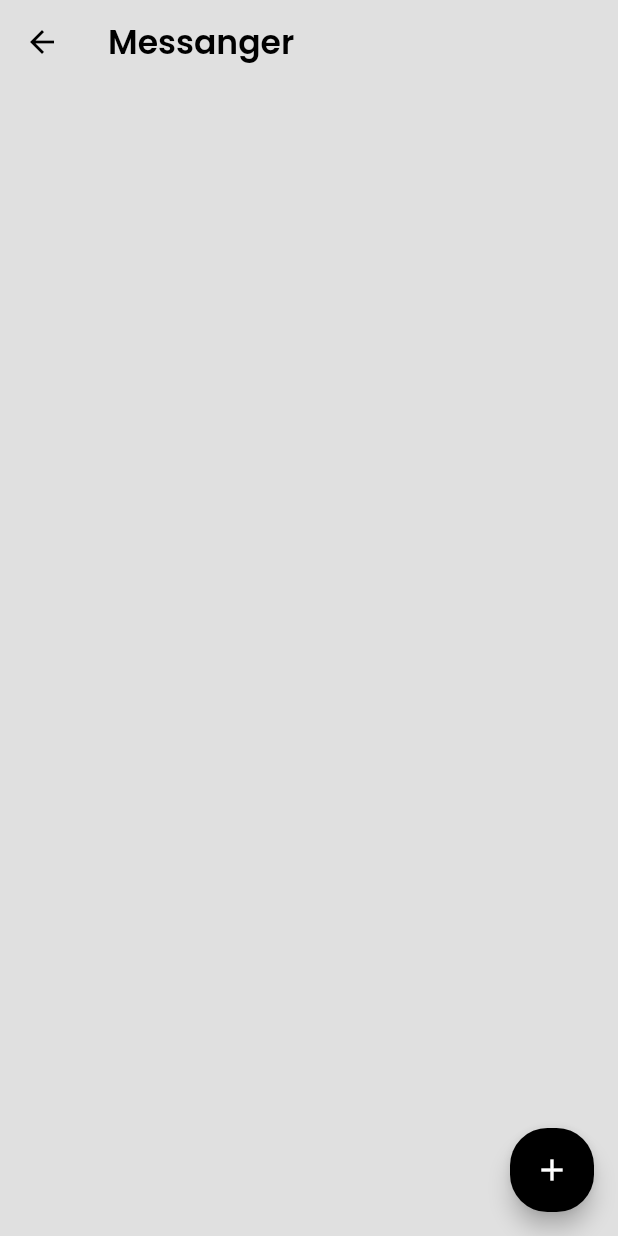
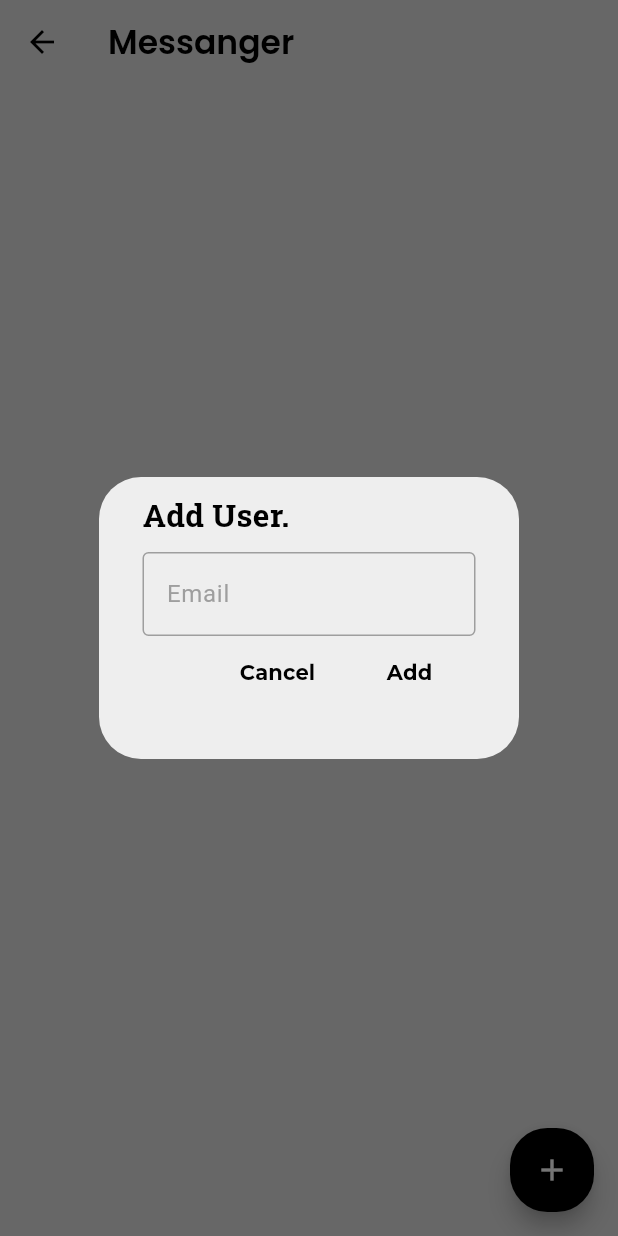
Before and after one commit to vedantvisoliya/Flutter-Messanger-App, a Flutter app: the MessangerPage screen opened directly, after a tap on the "add" icon, on a phone screen of 412 x 824 dp. Run offline on Flutter 3.47's test engine with Material 3 defaults, Android fonts, the phone set to English and light mode, and no system bars; our stand-ins replace cloud_firestore, firebase_auth, firebase_core, google_fonts, google_nav_bar, google_sign_in; accounts and stored records are empty; generated files the repository leaves out were written again.

Commit message:
created chat service methods and fixed some other issues

```diff
--- /dev/null
+++ b/lib/components/my_dialog_box.dart
@@ -0,0 +1,87 @@
+import 'package:flutter/material.dart';
+import 'package:google_fonts/google_fonts.dart';
+import 'package:message_app/components/my_text_field.dart';
+import 'package:message_app/services/auth/auth_services.dart';
+import 'package:message_app/services/chat/chat_service.dart';
+
+class MyDialogBox extends StatelessWidget {
+  MyDialogBox({super.key});
+
+  final TextEditingController emailController = TextEditingController();
+
+  void addUser(BuildContext context, String email) async {
+    // ignore: no_leading_underscores_for_local_identifiers
+    final ChatService _chatService = ChatService();
+    // ignore: no_leading_underscores_for_local_identifiers
+    final AuthServices _authService = AuthServices();
+
+    try{
+      await _chatService.addUserToPeopleByEmail(email);
+      // ignore: use_build_context_synchronously
+      Navigator.pop(context);
+    } catch (e) {
+      // ignore: use_build_context_synchronously
+      Navigator.pop(context);
+      // ignore: use_build_context_synchronously
+      _authService.errorDialog(context, e.toString());
+    }
+  }
+
+  @override
+  Widget build(BuildContext context) {
+    return AlertDialog(
+    backgroundColor: Theme.of(context).colorScheme.secondary,
+      actions: [
+        Padding(
+          padding: const EdgeInsets.symmetric(horizontal: 5.0, vertical: 10.0),
+          child: Column(
+            mainAxisAlignment: MainAxisAlignment.spaceEvenly,
+            crossAxisAlignment: CrossAxisAlignment.start,
+            children: [
+              Text(
+                "Add User.",
+                style: GoogleFonts.robotoSlab(
+                  fontSize: 21,
+                  fontWeight: FontWeight.bold,
+                ),
+              ),
+
+              const SizedBox(height: 10.0,),
+
+              MyTextField(
+                controller: emailController,
+                hintText: "Email",
+                keyboardType: TextInputType.emailAddress,
+              ),
+              Row(
+                mainAxisAlignment: MainAxisAlignment.end,
+                children: [
+                  MaterialButton(
+                    onPressed: () => Navigator.pop(context),
+                    child: Text(
+                      "Cancel",
+                      style: GoogleFonts.montserrat(
+                        color: Theme.of(context).colorScheme.inversePrimary,
+                        fontWeight: FontWeight.bold,
+                      ),
+                    ),
+                  ),
+                  MaterialButton(
+                    onPressed: () => addUser(context, emailController.text),
+                    child: Text(
+                      "Add",
+                      style: GoogleFonts.montserrat(
+                        color: Theme.of(context).colorScheme.inversePrimary,
+                        fontWeight: FontWeight.bold,
+                      ),
+                    ),
+                  ),
+                ],
+              )
+            ],
+          ),
+        ),
+      ],
+    );
+  }
+}
--- /dev/null
+++ b/lib/models/message.dart
@@ -0,0 +1,27 @@
+import 'package:cloud_firestore/cloud_firestore.dart';
+
+class Message {
+  final String senderId;
+  final String senderName;
+  final String receiverId;
+  final String message;
+  final Timestamp timestamp;
+
+  Message({
+    required this.senderId,
+    required this.senderName,
+    required this.receiverId,
+    required this.message,
+    required this.timestamp,
+  });
+
+  Map<String, dynamic> toMap() {
+    return {
+      'senderId': senderId,
+      'senderName': senderName,
+      'receiverId': receiverId,
+      'message': message,
+      'timestamp': timestamp,
+    };
+  }
+}
--- a/lib/pages/get_started_page.dart
+++ b/lib/pages/get_started_page.dart
@@ -1,7 +1,6 @@
 import 'package:flutter/material.dart';
 import 'package:message_app/components/my_button.dart';
 import 'package:message_app/services/auth/auth_gate.dart';
-import 'package:message_app/services/auth/login_or_register_page.dart';
 
 class GetStartedPage extends StatelessWidget {
   const GetStartedPage({super.key});
--- a/lib/pages/messanger_page.dart
+++ b/lib/pages/messanger_page.dart
@@ -1,5 +1,6 @@
 import 'package:flutter/material.dart';
 import 'package:google_fonts/google_fonts.dart';
+import 'package:message_app/components/my_dialog_box.dart';
 
 class MessangerPage extends StatelessWidget {
   const MessangerPage({super.key});
@@ -18,7 +19,10 @@ class MessangerPage extends StatelessWidget {
         ),
       ),
       floatingActionButton: FloatingActionButton(
-        onPressed: () {},
+        onPressed: () => showDialog(
+          context: context,
+          builder: (context) => MyDialogBox(),
+        ) ,
         backgroundColor: Theme.of(context).colorScheme.inversePrimary,
         shape: RoundedRectangleBorder(
           borderRadius: BorderRadius.circular(25.0),
```
Also changed, not shown: lib/pages/auth pages/signup_page.dart (+6 -1 lines), lib/services/auth/auth_services.dart (+64 -4 lines), lib/services/chat/chat_service.dart (added, +117 -0 lines).
